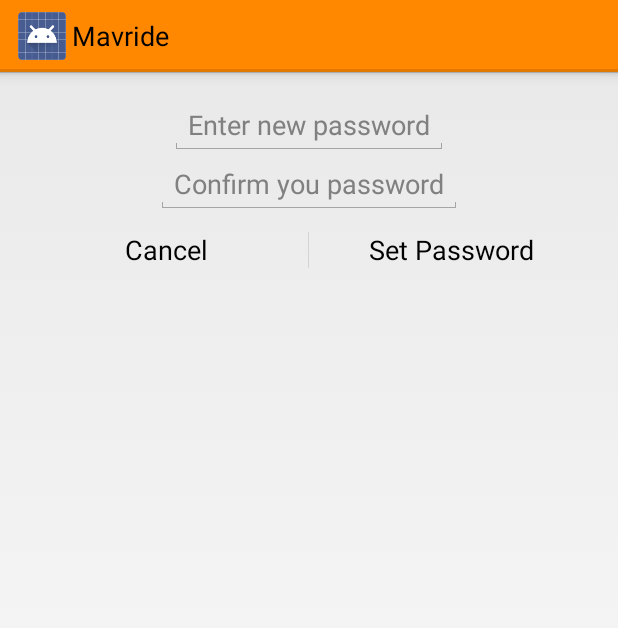
After one commit to hemanthgeddada/B, an Android app: the layout activity_set_new_password.xml on its own in the app's theme, with its tools: preview values and no code run, on a phone screen of 412 x 824 dp. The commit adds this screen. Shown: the top 628 px of the screen. Run offline under Robolectric (Android 15) with nearby library versions, the phone set to English and light mode, and no system bars.

Commit message:
forgot password further updated. a bit parse functionality is pending

```diff
--- a/newsubdir/app/src/main/java/com/example/dell/mavride/ForgotPasswordFormActivity.java
+++ b/newsubdir/app/src/main/java/com/example/dell/mavride/ForgotPasswordFormActivity.java
@@ -1,6 +1,7 @@
 package com.example.dell.mavride;
 
 import android.app.Activity;
+import android.content.Intent;
 import android.os.AsyncTask;
 import android.os.StrictMode;
 //import android.support.v7.app.ActionBarActivity;
@@ -112,6 +113,8 @@ public class ForgotPasswordFormActivity extends Activity {
                     {
                         //code found
                         Toast.makeText(getApplicationContext(),"to new intent",Toast.LENGTH_SHORT).show();
+                        Intent intent=new Intent(getApplicationContext(), setNewPasswordActivity.class);
+                        startActivity(intent);
                     }
                     else
                     {
--- a/newsubdir/app/src/main/res/layout/activity_login.xml
+++ b/newsubdir/app/src/main/res/layout/activity_login.xml
@@ -39,7 +39,7 @@
         android:ems="10"
         android:id="@+id/txtPass"
         android:layout_gravity="center_horizontal"
-
+        android:fontFamily="sans-serif"
         android:layout_marginTop="30dp"
         android:hint="Password"
         android:textColor="#ff020202" />
--- a/newsubdir/app/src/main/res/layout/activity_registration.xml
+++ b/newsubdir/app/src/main/res/layout/activity_registration.xml
@@ -57,6 +57,7 @@
         android:layout_width="match_parent"
         android:layout_height="wrap_content"
         android:inputType="textPassword"
+        android:fontFamily="sans-serif"
         android:hint="Password"
         android:ems="10"
         android:id="@+id/password_reg"
--- /dev/null
+++ b/newsubdir/app/src/main/res/layout/activity_set_new_password.xml
@@ -0,0 +1,51 @@
+<RelativeLayout xmlns:android="http://schemas.android.com/apk/res/android"
+    xmlns:tools="http://schemas.android.com/tools" android:layout_width="match_parent"
+    android:layout_height="match_parent" android:paddingLeft="@dimen/activity_horizontal_margin"
+    android:paddingRight="@dimen/activity_horizontal_margin"
+    android:paddingTop="@dimen/activity_vertical_margin"
+    android:paddingBottom="@dimen/activity_vertical_margin"
+    tools:context="com.example.dell.mavride.setNewPasswordActivity"
+    android:showDividers="middle"
+    android:divider="?android:attr/dividerHorizontal"
+>
+    <EditText
+        android:layout_width="wrap_content"
+        android:layout_height="wrap_content"
+        android:inputType="textPassword"
+        android:fontFamily="sans-serif"
+        android:id="@+id/newPasswordEditText"
+        android:layout_centerHorizontal="true"
+        android:hint="@string/hint_new_password"/>
+    <EditText
+        android:layout_width="wrap_content"
+        android:layout_height="wrap_content"
+        android:id="@+id/newPasswordConfirmEditText"
+        android:inputType="textPassword"
+        android:fontFamily="sans-serif"
+        android:layout_centerHorizontal="true"
+        android:hint="@string/hint_new_password_confirm"
+        android:layout_below="@+id/newPasswordEditText"/>
+    <LinearLayout style="?android:attr/buttonBarStyle"
+        android:layout_width="match_parent"
+        android:layout_height="wrap_content"
+        android:layout_below="@+id/newPasswordConfirmEditText"
+        android:orientation="horizontal">
+
+        <Button style="?android:attr/buttonBarButtonStyle"
+            android:layout_width="0dp"
+            android:layout_height="wrap_content"
+            android:layout_weight="1"
+            android:text="Cancel"
+            android:onClick="onClickCancel"
+            />
+
+        <Button style="?android:attr/buttonBarButtonStyle"
+            android:layout_width="0dp"
+            android:layout_height="wrap_content"
+            android:layout_weight="1"
+            android:text="@string/set_password_button"
+            android:onClick="onClickSetPassword"
+            />
+    </LinearLayout>
+
+</RelativeLayout>
--- a/newsubdir/app/src/main/res/values/strings.xml
+++ b/newsubdir/app/src/main/res/values/strings.xml
@@ -9,6 +9,9 @@
     <string name="title_activity_main">MavRide</string>
     <string name="button_forgot_password">Forgot Password</string>
     <string name="MavRides_image"></string>
+    <string name="hint_new_password">Enter new password</string>
+    <string name="hint_new_password_confirm">Confirm you password</string>
+    <string name="set_password_button">Set Password</string>
     <string name="Heading"></string>
     <string name="title_activity_login">MavRide</string>
     <string name="title_activity_user_home">MavRide</string>
@@ -21,5 +24,6 @@
     <string name="hint_reset_code">Enter 4 digit code from email</string>
     <string name="button_have_code">Have a code?</string>
     <string name="button_send_code">Send Email</string>
+    <string name="title_activity_set_new_password">Set New Password</string>
 
 </resources>
```
Also changed, not shown: newsubdir/app/src/main/AndroidManifest.xml (+11 -5 lines), newsubdir/app/src/main/java/com/example/dell/mavride/setNewPasswordActivity.java (added, +65 -0 lines), newsubdir/app/src/main/res/menu/menu_set_new_password.xml (added, +7 -0 lines).
